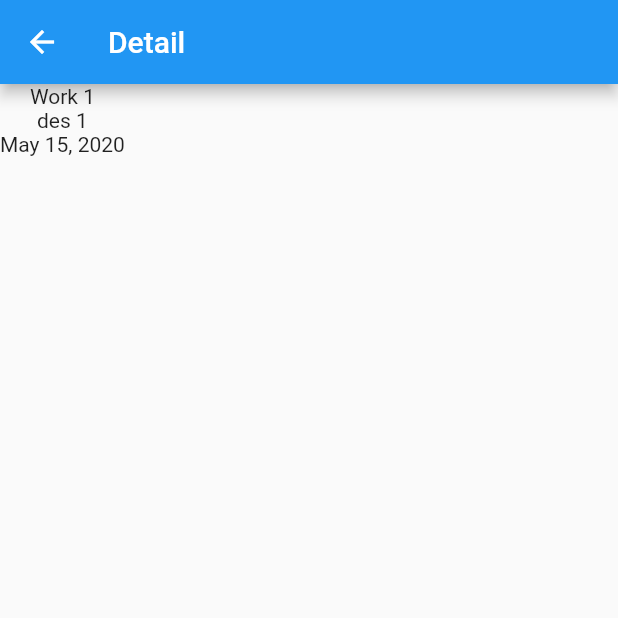
After one commit to lomadapraveenreddy/ToDo-Application, a Flutter app: the screen it shows after launch, after a tap on "Work 1", on a phone screen of 412 x 824 dp, the top half of it. The commit adds this screen. Run offline on Flutter 3.47's test engine with Material 2 defaults, Android fonts, the phone set to English and light mode, and no system bars; our stand-ins replace bloc, flutter_bloc.

Commit message:
detail route added

```diff
--- a/todo/lib/main.dart
+++ b/todo/lib/main.dart
@@ -1,8 +1,9 @@
 import 'package:flutter/material.dart';
 import 'package:flutter_bloc/flutter_bloc.dart';
 
+import './route_generator.dart';
 import './to_do_bloc/to_do_bloc.dart';
-import './routes/all_routes.dart';
+
 
 void main() => runApp(MyApp());
 
@@ -16,10 +17,12 @@ class MyApp extends StatelessWidget {
         theme: ThemeData(
           primarySwatch: Colors.blue,
         ),
-        routes: {
-          '/': (context) => HomePage(),
-          NewToDo.routeName:(context)=>NewToDo(),
-        },
+        onGenerateRoute: RouteGenerator.generateRoute,
+        // routes: {
+        //   '/': (context) => HomePage(),
+        //   NewToDo.routeName:(context)=>NewToDo(),
+        //   DetailToDoView.routeName:(context)=>DetailToDoView();
+        // },
         initialRoute: '/',
       ),
     );
--- /dev/null
+++ b/todo/lib/route_generator.dart
@@ -0,0 +1,41 @@
+import 'package:flutter/material.dart';
+
+import './routes/all_routes.dart';
+
+class RouteGenerator{
+  static Route<dynamic> generateRoute(RouteSettings settings){
+
+    final args=settings.arguments;
+
+    switch(settings.name){
+      case '/':
+
+      return MaterialPageRoute(builder: (_)=>HomePage());
+      case '/newToDo':
+      print('new to do route');
+        return MaterialPageRoute(builder: (_)=>NewToDo());
+      case '/DetailView':
+      print('DetailView');
+      print(args);
+      if(args is String)
+      {
+        return MaterialPageRoute(builder: (_)=>DetailToDoView(args));
+      }
+      return _errorRoute();
+      default:
+      return _errorRoute();
+    }
+
+  }
+static  Route<dynamic> _errorRoute(){
+  return MaterialPageRoute(builder: (_){
+    return Scaffold(
+      appBar: AppBar(title: Text('Error'),
+      ),
+      body: Center(
+        child:Text('Error'),
+      ),
+    );
+  });
+}
+}
--- a/todo/lib/routes/all_routes.dart
+++ b/todo/lib/routes/all_routes.dart
@@ -1,2 +1,3 @@
 export './intial_route.dart';
 export './new_to_do.dart';
+export './detail_route.dart';
--- /dev/null
+++ b/todo/lib/routes/detail_route.dart
@@ -0,0 +1,29 @@
+import 'package:flutter/material.dart';
+import 'package:flutter_bloc/flutter_bloc.dart';
+import 'package:intl/intl.dart';
+
+import '../to_do_bloc/to_do_bloc.dart';
+import '../models/todo.dart';
+
+class DetailToDoView extends StatelessWidget {
+  static final routeName='/DetailView';
+  final String id;
+  DetailToDoView(this.id);
+  @override
+  Widget build(BuildContext context) {
+    ToDoModel toDoObject=BlocProvider.of<ToDoBloc>(context).getByID(id);
+    return Scaffold(
+      appBar: AppBar(
+        title: Text('Detail'),
+      ),
+      body:
+         Column(
+          children: <Widget>[
+            Text(toDoObject.title),
+            Text(toDoObject.description),
+            Text(DateFormat.yMMMd().format(toDoObject.deadline)),
+          ],
+        ),
+    );
+  }
+}
--- a/todo/lib/to_do_bloc/to_do_bloc.dart
+++ b/todo/lib/to_do_bloc/to_do_bloc.dart
@@ -16,14 +16,20 @@ class ToDoBloc extends Bloc<ToDoEvent, ToDoState> {
   {
     add(AddToDoEvent(toDoObject));
   }
+   getByID(String id)
+  {
+    return state.todoList.firstWhere((object)=> id==object.id);
 
+  }
   @override
   Stream<ToDoState> mapEventToState(
     ToDoEvent event,
   ) async* {
-    if(event is GetToDoEvent)
+    if(event is GetObjectWithID)
     {
-      yield state;
+      print('get object');
+      yield ToDoObjectState(event.toDoObject);
+
     }
     else if(event is AddToDoEvent)
     {
--- a/todo/lib/to_do_bloc/to_do_event.dart
+++ b/todo/lib/to_do_bloc/to_do_event.dart
@@ -11,3 +11,8 @@ class AddToDoEvent extends ToDoEvent{
   final toDoObject;
   AddToDoEvent(this.toDoObject);
 }
+
+class GetObjectWithID extends ToDoEvent{
+  final toDoObject;
+  GetObjectWithID(this.toDoObject);
+}
--- a/todo/lib/to_do_bloc/to_do_state.dart
+++ b/todo/lib/to_do_bloc/to_do_state.dart
@@ -20,3 +20,9 @@ class ToDoListState extends ToDoState{
   final todoList;
   ToDoListState(this.todoList);
 }
+
+class ToDoObjectState extends ToDoState{
+  @override
+  final todoList;
+  ToDoObjectState(this.todoList);
+}
--- a/todo/lib/widgets/to_do_card.dart
+++ b/todo/lib/widgets/to_do_card.dart
@@ -1,6 +1,9 @@
 import 'package:flutter/material.dart';
+import 'package:flutter_bloc/flutter_bloc.dart';
 import 'package:intl/intl.dart';
 
+import 'package:todo/routes/all_routes.dart';
+import '../to_do_bloc/to_do_bloc.dart';
 import '../models/todo.dart';
 
 //This widget returns a card that takes ToDo object as argument
@@ -9,7 +12,11 @@ class ToDoCard extends StatelessWidget {
   ToDoCard(this.object);
   @override
   Widget build(BuildContext context) {
-    return Card(
+    return GestureDetector(
+      onTap: (){Navigator.of(context).pushNamed(DetailToDoView.routeName,arguments: object.id);
+      BlocProvider.of<ToDoBloc>(context).getByID(object.id);
+      },
+          child: Card(
         margin: const EdgeInsets.symmetric(vertical: 4, horizontal: 15),
         child: Padding(
           padding: const EdgeInsets.symmetric(vertical: 4, horizontal: 10),
@@ -18,6 +25,7 @@ class ToDoCard extends StatelessWidget {
             subtitle: Text(DateFormat.yMMMd().format(object.deadline)),
           ),
         ),
+      ),
     );
   }
 }
```
Also changed, not shown: 1 other file. Lines whose indentation alone changed are shown as unchanged.
